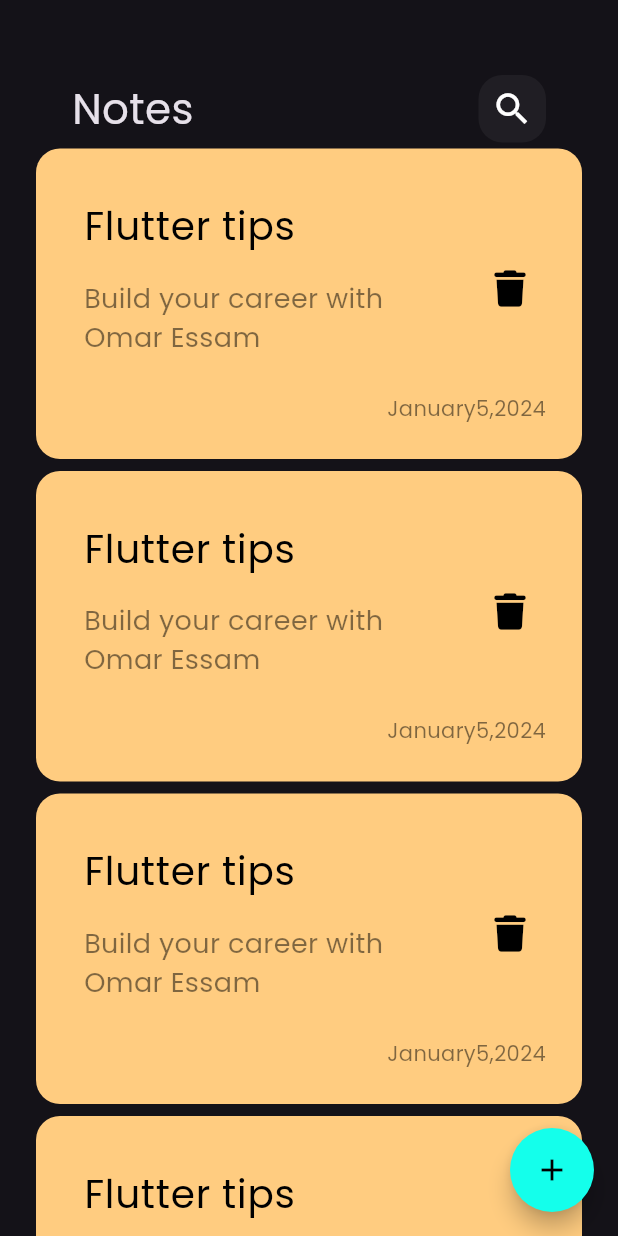
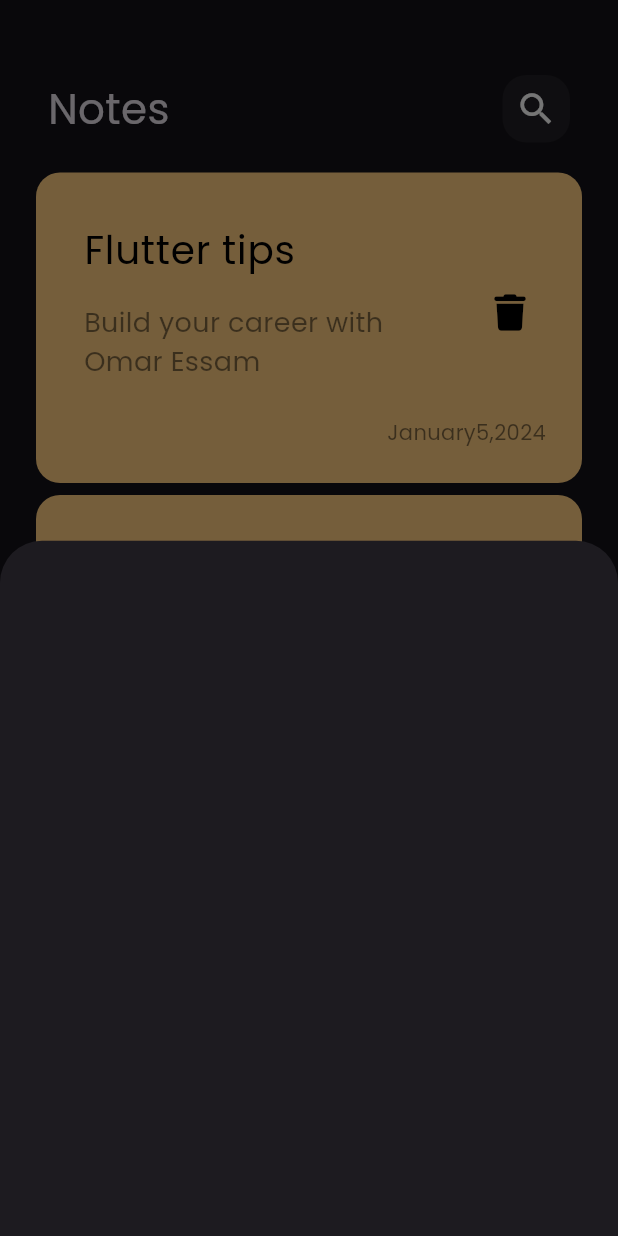
Before and after one commit to OmarEss3/notes_app, a Flutter app: the screen it shows after launch, after a tap on the "add" icon, on a phone screen of 412 x 824 dp. Run offline on Flutter 3.47's test engine with Material 3 defaults, Android fonts, the phone set to English and light mode, and no system bars; our stand-ins replace font_awesome_flutter.

Commit message:
add note bottom sheet

```diff
--- a/lib/views/notes_view.dart
+++ b/lib/views/notes_view.dart
@@ -1,4 +1,5 @@
 import 'package:flutter/material.dart';
+import 'package:note_app/views/widgts/add_note_bottem_sheet.dart';
 import 'package:note_app/views/widgts/notes_view_body.dart';
 
 class NotesView extends StatelessWidget {
@@ -10,7 +11,13 @@ class NotesView extends StatelessWidget {
       floatingActionButton: FloatingActionButton(
         backgroundColor: Color.fromARGB(255, 20, 255, 235),
         shape: const CircleBorder(),
-        onPressed: () {},
+        onPressed: () {
+          showModalBottomSheet(
+              context: context,
+              builder: (context) {
+                return AddNoteBottomSheet();
+              });
+        },
         child: const Icon(
           Icons.add,
           color: Colors.black,
--- a/lib/views/widgts/CustomAppBar.dart
+++ b/lib/views/widgts/CustomAppBar.dart
@@ -7,7 +7,7 @@ class CustomAppBar extends StatelessWidget {
   @override
   Widget build(BuildContext context) {
     return const Padding(
-      padding: EdgeInsets.symmetric(horizontal: 24),
+      padding: EdgeInsets.symmetric(horizontal: 8),
       child: Row(
         children: [
           Text(
--- /dev/null
+++ b/lib/views/widgts/add_note_bottem_sheet.dart
@@ -0,0 +1,10 @@
+import 'package:flutter/material.dart';
+
+class AddNoteBottomSheet extends StatelessWidget {
+  const AddNoteBottomSheet({super.key});
+
+  @override
+  Widget build(BuildContext context) {
+    return Container();
+  }
+}
--- a/lib/views/widgts/notes_list_view.dart
+++ b/lib/views/widgts/notes_list_view.dart
@@ -6,11 +6,18 @@ class NotesListView extends StatelessWidget {
 
   @override
   Widget build(BuildContext context) {
-    return ListView.builder(itemBuilder: (index, context) {
-      return const Padding(
-        padding: EdgeInsets.symmetric(vertical: 4),
-        child: NoteItem(),
-      );
-    });
+    return Padding(
+      padding: const EdgeInsets.symmetric(
+        vertical: 16,
+      ),
+      child: ListView.builder(
+          padding: EdgeInsets.zero,
+          itemBuilder: (index, context) {
+            return const Padding(
+              padding: EdgeInsets.symmetric(vertical: 4),
+              child: NoteItem(),
+            );
+          }),
+    );
   }
 }
```
